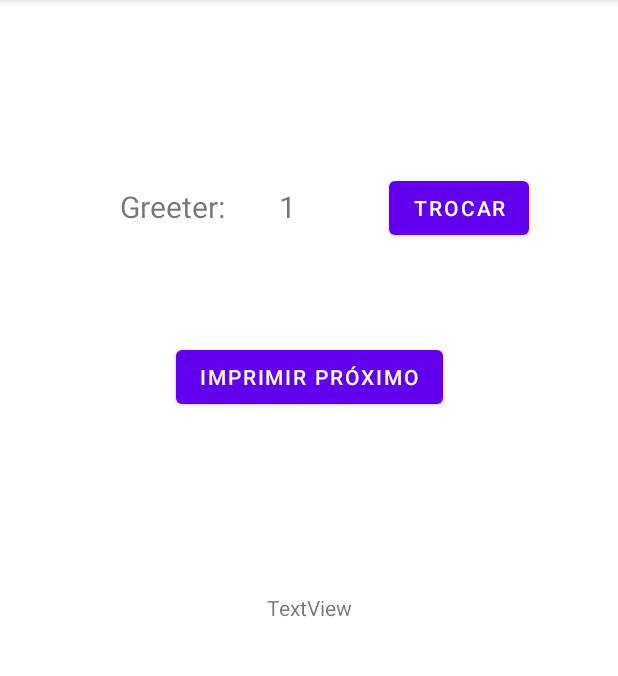
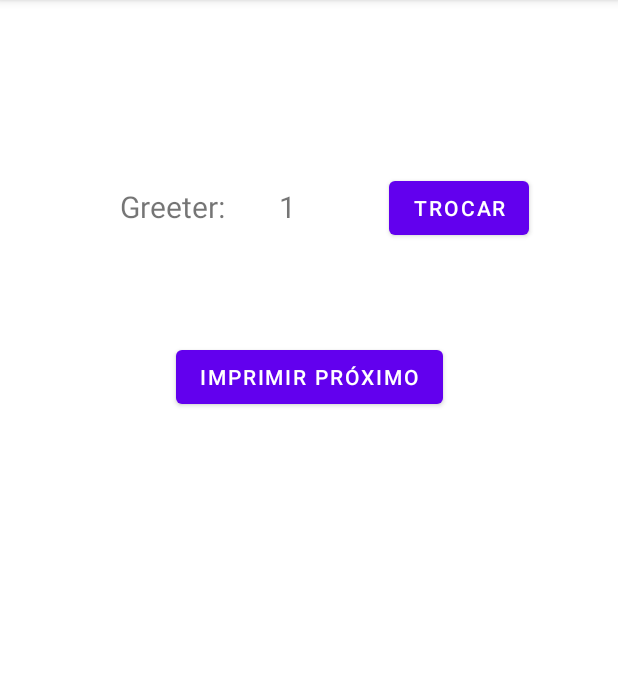
Before and after one commit to MYPayTefeAulas/exercicios-tstpirate, an Android app: the screen it shows after launch (GreeterActivity), on a phone screen of 412 x 824 dp, the part 84-760 px from its top. Run offline under Robolectric (Android 15) with nearby library versions, the phone set to English and light mode, and no system bars.

Commit message:
Greeter1

```diff
--- /dev/null
+++ b/Atividades/app/src/main/java/com/example/atividades/Greeter1.kt
@@ -0,0 +1,8 @@
+package com.example.atividades
+
+class GreeterTipo1 (val cumprimento : String) {
+
+    fun greet (nome : String): String{
+        return "$cumprimento $nome"
+    }
+}
--- a/Atividades/app/src/main/java/com/example/atividades/GreeterActivity.kt
+++ b/Atividades/app/src/main/java/com/example/atividades/GreeterActivity.kt
@@ -2,10 +2,53 @@ package com.example.atividades
 
 import androidx.appcompat.app.AppCompatActivity
 import android.os.Bundle
+import com.example.atividades.databinding.ActivityGreeterBinding
 
 class GreeterActivity : AppCompatActivity() {
+    private lateinit var binding: ActivityGreeterBinding
+    private val listaDeNomes = mutableListOf<String>()
+    private var indiceAtual = 0
+    private lateinit var greeterAtual: GreeterTipo1
+
     override fun onCreate(savedInstanceState: Bundle?) {
         super.onCreate(savedInstanceState)
-        setContentView(R.layout.activity_greeter)
+
+        binding = ActivityGreeterBinding.inflate(layoutInflater)
+
+//--------------------------------------------------------------
+        //Código de configuração de variaveis:
+        val greeter1 = GreeterTipo1 ("Olá")
+        val greeter2 = GreeterTipo1("Bem vindo")
+        greeterAtual = greeter1
+        listaDeNomes.add("Kiko")
+        listaDeNomes.add("Natalina")
+        listaDeNomes.add("Thalia")
+
+//--------------------------------------------------------------
+        //Configuração da tela, botoes:
+
+        binding.btImprimir.setOnClickListener {
+            val nomeAtual = listaDeNomes[indiceAtual]
+
+            binding.txtSaida.text = greeterAtual.greet(nomeAtual)
+
+            if (indiceAtual == listaDeNomes.size -1) {
+                indiceAtual = 0
+            } else {
+                indiceAtual++
+            }
+        }
+
+        binding.btTrocar.setOnClickListener {
+            if(greeterAtual == greeter1){
+                greeterAtual = greeter2
+                binding.txtNumGreeter.text = "2"
+            } else {
+                greeterAtual = greeter1
+                binding.txtNumGreeter.text = "1"
+            }
+        }
+
+        setContentView(binding.root)
     }
 }
--- a/Atividades/app/src/main/res/layout/activity_greeter.xml
+++ b/Atividades/app/src/main/res/layout/activity_greeter.xml
@@ -18,7 +18,7 @@
         app:layout_constraintTop_toTopOf="parent" />
 
     <Button
-        android:id="@+id/button"
+        android:id="@+id/btTrocar"
         android:layout_width="wrap_content"
         android:layout_height="wrap_content"
         android:layout_marginEnd="56dp"
@@ -57,7 +57,6 @@
         android:layout_width="wrap_content"
         android:layout_height="wrap_content"
         android:layout_marginTop="120dp"
-        android:text="TextView"
         app:layout_constraintEnd_toEndOf="parent"
         app:layout_constraintHorizontal_bias="0.5"
         app:layout_constraintStart_toStartOf="parent"
```
